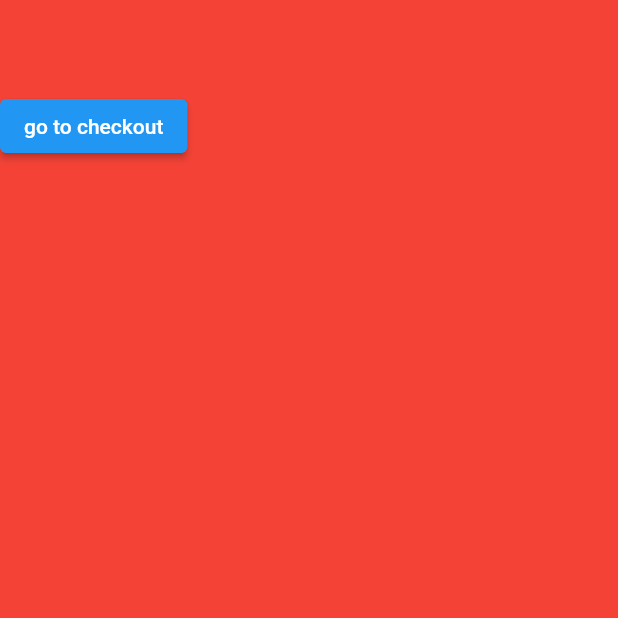
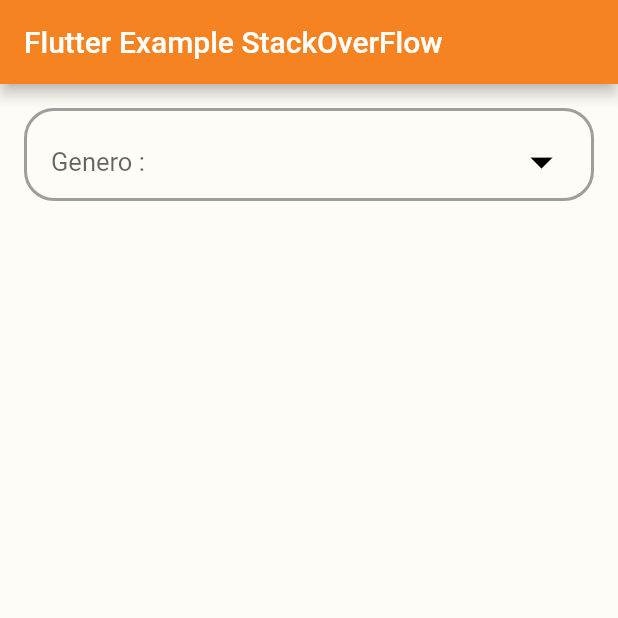
Before and after one commit to nerdpepe/Flutter-Mania, a Flutter app: the screen it shows after launch, on a phone screen of 412 x 824 dp, the top half of it. Run offline on Flutter 3.47's test engine with Material 2 defaults, Android fonts, the phone set to English and light mode, and no system bars; missing offline and left inert: dart:html.

```diff
--- a/Practice/flutter_stackoverflow/lib/main.dart
+++ b/Practice/flutter_stackoverflow/lib/main.dart
@@ -1,60 +1,103 @@
 import 'package:flutter/material.dart';
+import 'dart:html';
 
-void main() {
-  runApp(MyApp());
+void main() => runApp(MyApp());
+
+void exitFullScreen() {
+  document.exitFullscreen();
+  print('h');
+}
+
+void goFullScreen() {
+  document.documentElement?.requestFullscreen();
+  print('full');
 }
 
 class MyApp extends StatelessWidget {
   @override
   Widget build(BuildContext context) {
     return MaterialApp(
-      title: 'Flutter Demo',
-      theme: ThemeData(
-        primarySwatch: Colors.blue,
+        title: 'Flutter Demo',
+        debugShowCheckedModeBanner: false,
+        theme: ThemeData(
+          primarySwatch: Colors.blue,
+        ),
+        home: CategoryListItems());
+  }
+}
+
+class CategoryListItems extends StatefulWidget {
+  const CategoryListItems({Key? key}) : super(key: key);
+
+  @override
+  State<CategoryListItems> createState() => _CategoryListItemsState();
+}
+
+class _CategoryListItemsState extends State<CategoryListItems>
+    with SingleTickerProviderStateMixin {
+  final listgenre = ["Masc", "Fem", "Não Binário"];
+  var listgenre_value;
+  String newValue = "";
+  var valueChoose;
+  String hintValue = "";
+
+  @override
+  Widget build(BuildContext context) {
+    return Scaffold(
+      appBar: AppBar(
+        backgroundColor: Color.fromRGBO(245, 131, 33, 1),
+        title: Text("Flutter Example StackOverFlow"),
       ),
-      home: Home(),
+      backgroundColor: Color.fromRGBO(255, 251, 247, 1),
+      body: Padding(
+          padding: EdgeInsets.all(16),
+          child: Container(
+              padding: EdgeInsets.only(left: 16, top: 10, right: 15),
+              decoration: BoxDecoration(
+                  border: Border.all(color: Colors.grey, width: 2),
+                  borderRadius: BorderRadius.circular(20)),
+              child: DropdownButton<String>(
+                hint: Text("Genero :$hintValue"),
+                dropdownColor: Colors.white,
+                icon: Icon(Icons.arrow_drop_down),
+                iconSize: 36,
+                iconEnabledColor: Colors.black,
+                isExpanded: true,
+                style: TextStyle(fontSize: 17, color: Colors.black),
+                value: valueChoose,
+                underline: SizedBox(
+                  width: 320,
+                  height: 200,
+                ),
+                items: listgenre.map((valueitem) {
+                  return DropdownMenuItem(
+                    value: valueitem,
+                    child: Text(valueitem),
+                  );
+                }).toList(),
+                onChanged: (newValue) {
+                  setState(() {
+                    for (int i = 0; i <= listgenre.length; i++) {
+                      if (listgenre[i] != newValue) {
+                        listgenre_value = i + 1;
+                      } else {
+                        hintValue = "$newValue";
+
+                        if (hintValue == 'Masc')
+                          exitFullScreen();
+                        else
+                          goFullScreen();
+
+                        // ignore: void_checks
+                        return listgenre_value;
+                      }
+                    }
+
+                    Object? valueChoose = newValue;
+                    String valueChoosen = valueChoose.toString();
+                  });
+                },
+              ))),
     );
   }
 }
-
-class Home extends StatelessWidget {
-  @override
-  Widget build(BuildContext context) {
-    return Center(
-        child: Container(
-            alignment: Alignment.topLeft,
-            padding: EdgeInsets.only(top: (60.0)),
-            color: Colors.red,
-            child: Column(
-              children: [
-                Directionality(
-                  textDirection: TextDirection.ltr,
-                  child: OrderButton(),
-                )
-              ],
-            )));
-  }
-}
-
-class OrderButton extends StatelessWidget {
-  @override
-  Widget build(BuildContext context) {
-    var button = Container(
-        child: ElevatedButton(
-      onPressed: () {
-        order(context);
-      },
-      child: Text("go to checkout"),
-    ));
-    return button;
-  }
-}
-
-order(BuildContext context) {
-  var alert = AlertDialog(
-    title: Text("Go to checkout."),
-    content: Text("I'll go to checkout."),
-    actions: [],
-  );
-  showDialog(context: context, builder: (BuildContext context) => alert);
-}
--- a/Practice/flutter_stackoverflow/pubspec.yaml
+++ b/Practice/flutter_stackoverflow/pubspec.yaml
@@ -23,7 +23,7 @@ environment:
 dependencies:
   flutter:
     sdk: flutter
-
+  intl: ^0.17.0
 
   # The following adds the Cupertino Icons font to your application.
   # Use with the CupertinoIcons class for iOS style icons.
```
Also changed, not shown: Apps/expense_tracker/lib/widgets/transaction_list.dart (+14 -12 lines), Practice/flutter_stackoverflow/pubspec.lock.
